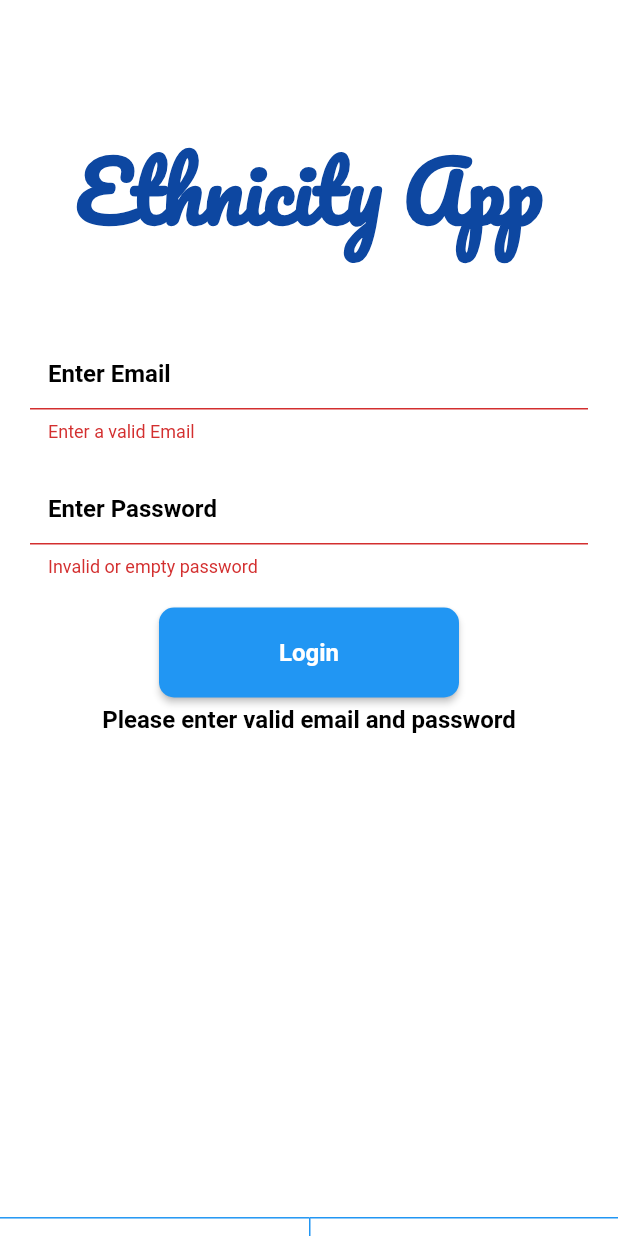
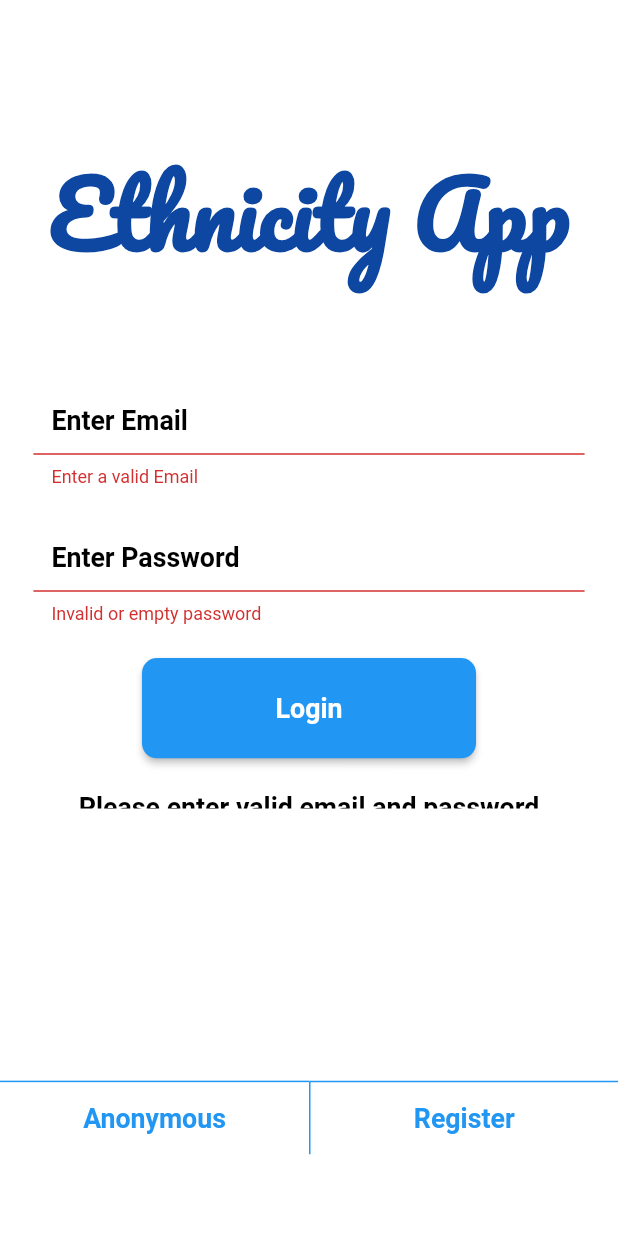
Before and after one commit to KJKR73/Proply-App, a Flutter app: the screen it shows after launch, after a tap on "Login", on a phone screen of 412 x 824 dp. Run offline on Flutter 3.47's test engine with Material 2 defaults, Android fonts, the phone set to English and light mode, and no system bars; our stand-ins replace device_preview, firebase_auth, image_picker, shared_preferences; accounts and stored records are empty; network calls fail; project files that could hold a hidden picture were left out.

Commit message:
responsive changes

```diff
--- /dev/null
+++ b/lib/enums/device_screen_type.dart
@@ -0,0 +1,4 @@
+enum DeviceScreenType {
+  Mobile,
+  Tablet,
+}
--- a/lib/main.dart
+++ b/lib/main.dart
@@ -1,3 +1,4 @@
+import 'package:device_preview/device_preview.dart';
 import 'package:ethinicty_recognition_app/models/user.dart';
 import 'package:ethinicty_recognition_app/screens/ml_tasks/summary.dart';
 import 'package:ethinicty_recognition_app/screens/ml_tasks/task1.dart';
@@ -8,7 +9,12 @@ import 'package:flutter/material.dart';
 import 'package:provider/provider.dart';
 
 void main() {
-  runApp(MyApp());
+  // runApp(MyApp());
+  runApp(
+    DevicePreview(
+      builder: (context) => MyApp(),
+    ),
+  );
 }
 
 class MyApp extends StatelessWidget {
@@ -19,6 +25,7 @@ class MyApp extends StatelessWidget {
       value: AuthService().user,
       catchError: (context, error) => null,
       child: MaterialApp(
+        builder: DevicePreview.appBuilder,
         //initialRoute: '/',
         routes: {
           '/task1': (context) => MLTask1(),
--- a/lib/screens/authenticate/sign_in.dart
+++ b/lib/screens/authenticate/sign_in.dart
@@ -1,5 +1,7 @@
 import 'package:ethinicty_recognition_app/services/auth.dart';
 import 'package:ethinicty_recognition_app/shared/constant.dart';
+import 'package:ethinicty_recognition_app/ui/base_widget.dart';
+import 'package:ethinicty_recognition_app/ui/sizing_information.dart';
 import 'package:firebase_auth/firebase_auth.dart';
 import 'package:flutter/material.dart';
 import 'package:shared_preferences/shared_preferences.dart';
@@ -22,22 +24,32 @@ class _SignInState extends State<SignIn> {
 
   @override
   Widget build(BuildContext context) {
-    dynamic query = MediaQuery.of(context).size;
+    var width = MediaQuery.of(context).size.width;
+    var height = MediaQuery.of(context).size.height;
+    var factor = 1 / 740.0;
     return Scaffold(
       resizeToAvoidBottomPadding: false,
       backgroundColor: Colors.white,
-      body: SingleChildScrollView(
+      body: SafeArea(
+        child: Container(
+          height: height,
+          width: width,
           child: Column(
             children: <Widget>[
               Container(
                 color: Colors.white,
-              padding: EdgeInsets.only(top: 60, left: 20, right: 20),
+                padding: EdgeInsets.only(
+                  top: height * factor * 60,
+                  left: height * factor * 20,
+                  right: height * factor * 20,
+                ),
                 child: Form(
                   key: _formkey,
                   child: Column(
                     children: <Widget>[
-                    SizedBox(height: 20.0),
+                      SizedBox(height: height * factor * 20.0),
                       Container(
+                        height: height * factor * 100,
                         decoration: BoxDecoration(
                             //color: Colors.brown[300],
                             borderRadius: BorderRadius.circular(0.0)),
@@ -46,34 +58,44 @@ class _SignInState extends State<SignIn> {
                           textAlign: TextAlign.center,
                           style: TextStyle(
                               color: Colors.blue[900],
-                            fontSize: 54.0,
+                              fontSize: height * factor * 54.0,
                               fontWeight: FontWeight.bold,
                               fontFamily: 'Pacifico'),
                         ),
                       ),
-                    SizedBox(height: 50.0),
-                    TextFormField(
+                      SizedBox(height: height * 50.0 * factor),
+                      Container(
+                        padding: EdgeInsets.all(0),
+                        height: height * factor * 62,
+                        child: TextFormField(
                           validator: (val) =>
                               val.isEmpty ? 'Enter a valid Email' : null,
                           style: TextStyle(
                             color: Colors.black,
-                        fontSize: 16.0,
+                            fontSize: height * factor * 16.0,
                           ),
-                      decoration:
-                          inputDecorationForm.copyWith(hintText: 'Enter Email'),
+                          decoration: inputDecorationForm.copyWith(
+                              hintText: 'Enter Email'),
                           onChanged: (val) {
-                        setState(() {
+                            setState(
+                              () {
                                 this.email = val;
-                        });
+                              },
+                            );
                           },
                         ),
-                    SizedBox(height: 20.0),
-                    TextFormField(
-                      validator: (val) =>
-                          val.length < 5 ? 'Invalid or empty password' : null,
+                      ),
+                      SizedBox(height: height * factor * 20.0),
+                      Container(
+                        padding: EdgeInsets.all(0),
+                        height: height * factor * 62,
+                        child: TextFormField(
+                          validator: (val) => val.length < 5
+                              ? 'Invalid or empty password'
+                              : null,
                           style: TextStyle(
                             color: Colors.black,
-                        fontSize: 16.0,
+                            fontSize: height * factor * 16.0,
                           ),
                           decoration: inputDecorationForm.copyWith(
                               hintText: 'Enter Password'),
@@ -81,10 +103,11 @@ class _SignInState extends State<SignIn> {
                             this.password = val;
                           },
                         ),
-                    SizedBox(height: 20.0),
+                      ),
+                      SizedBox(height: height * factor * 20.0),
                       ButtonTheme(
-                      height: 60.0,
-                      minWidth: 200.0,
+                        height: height * 60.0 * factor,
+                        minWidth: height * factor * 200.0,
                         child: RaisedButton(
                           shape: RoundedRectangleBorder(
                             borderRadius: BorderRadius.circular(10.0),
@@ -113,22 +136,22 @@ class _SignInState extends State<SignIn> {
                           child: Text(
                             'Login',
                             style: TextStyle(
-                            fontSize: 16.0,
+                              fontSize: height * factor * 16.0,
                               fontWeight: FontWeight.bold,
                               color: Colors.white,
                             ),
                           ),
                         ),
                       ),
-                    SizedBox(height: 5.0),
+                      SizedBox(height: height * factor * 20),
                       SizedBox(
-                      height: 20.0,
+                        height: height * factor * 10.0,
                         child: Text(
                           this.error,
                           style: TextStyle(
                             color: Colors.black,
                             fontWeight: FontWeight.bold,
-                          fontSize: 16.0,
+                            fontSize: height * factor * 16.0,
                           ),
                         ),
                       ),
@@ -136,14 +159,16 @@ class _SignInState extends State<SignIn> {
                   ),
                 ),
               ),
-            SizedBox(height: MediaQuery.of(context).size.height * 0.39),
+              SizedBox(
+                height: height * factor * 163,
+              ),
               Row(
                 mainAxisAlignment: MainAxisAlignment.center,
                 children: <Widget>[
                   Expanded(
                     flex: 1,
                     child: Container(
-                    padding: EdgeInsets.all(0),
+                      padding: EdgeInsets.all(height * factor * 0),
                       decoration: BoxDecoration(
                         border: Border(
                           top: BorderSide(
@@ -158,7 +183,7 @@ class _SignInState extends State<SignIn> {
                             'Anonymous',
                             style: TextStyle(
                               color: Colors.blue,
-                            fontSize: 16.0,
+                              fontSize: height * factor * 16.0,
                               fontWeight: FontWeight.bold,
                             ),
                           ),
@@ -185,7 +210,7 @@ class _SignInState extends State<SignIn> {
                           ),
                         ),
                       ),
-                    padding: EdgeInsets.all(0),
+                      padding: EdgeInsets.all(height * factor * 0),
                       child: ButtonTheme(
                         buttonColor: Colors.white,
                         child: FlatButton(
@@ -194,7 +219,7 @@ class _SignInState extends State<SignIn> {
                             textAlign: TextAlign.center,
                             style: TextStyle(
                               color: Colors.blue,
-                            fontSize: 16.0,
+                              fontSize: height * factor * 16.0,
                               fontWeight: FontWeight.bold,
                             ),
                           ),
@@ -210,6 +235,7 @@ class _SignInState extends State<SignIn> {
             ],
           ),
         ),
+      ),
     );
   }
 }
--- a/pubspec.yaml
+++ b/pubspec.yaml
@@ -37,6 +37,7 @@ dependencies:
   firebase_ml_vision: ^0.9.4
   http: 0.12.2
   path_provider: 1.6.11
+  device_preview: ^0.4.7
 
 dev_dependencies:
   flutter_test:
```
Also changed, not shown: lib/ui/base_widget.dart (added, +27 -0 lines), lib/ui/sizing_information.dart (added, +23 -0 lines), lib/utils/ui_utils.dart (added, +19 -0 lines), pubspec.lock. Lines whose indentation alone changed are shown as unchanged.
